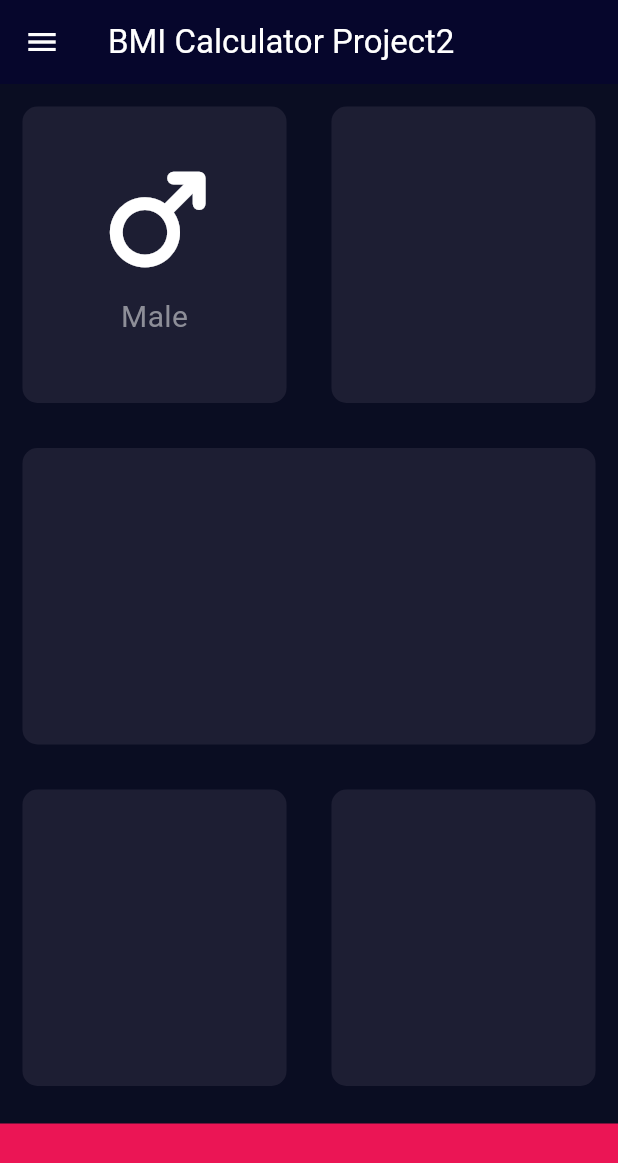
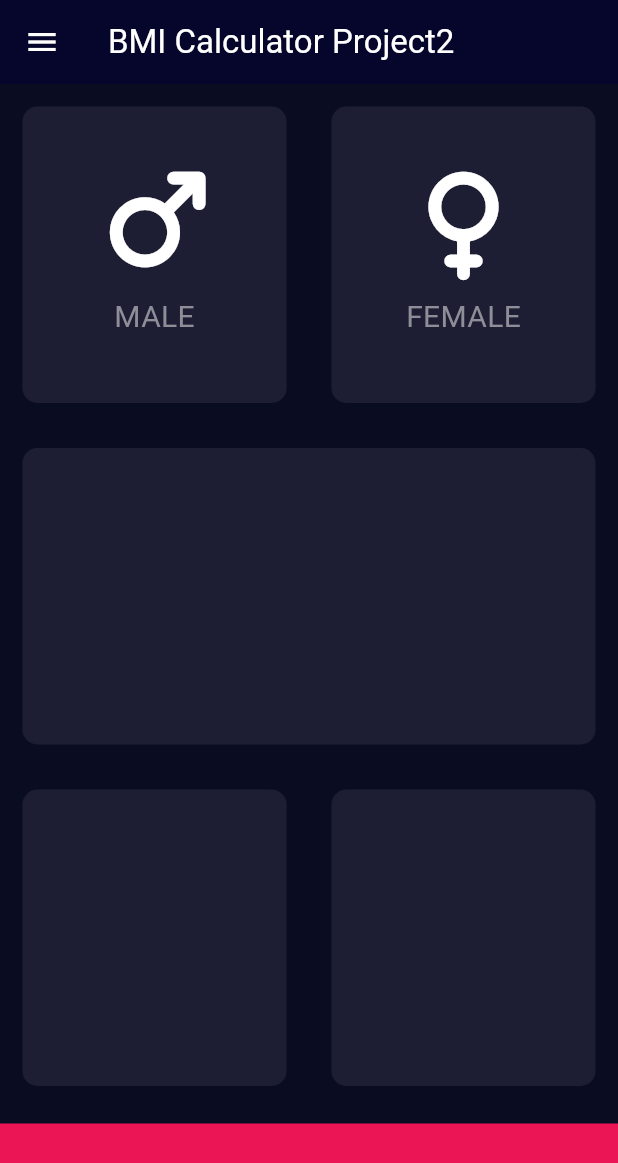
Before and after one commit to ElyasAhmadi786/simple-project-collection, a Flutter app: the InputPage screen opened directly, on a phone screen of 412 x 824 dp. Shown: the top 1163 px of the screen. Run offline on Flutter 3.47's test engine with Material 3 defaults, Android fonts, the phone set to English and light mode, and no system bars; our stand-ins replace font_awesome_flutter.

Commit message:
Update project2.dart

```diff
--- a/flutter_application_1/lib/pages/project2.dart
+++ b/flutter_application_1/lib/pages/project2.dart
@@ -49,23 +49,20 @@ class _InputPageState extends State<InputPage> {
               children: [
                 Expanded(
                   child: ReusableCard(
-                    child: Column(
-                      mainAxisAlignment: MainAxisAlignment.center,
-                      children: [
-                        Icon(FontAwesomeIcons.mars, size: 68),
-                        SizedBox(height: 15),
-                        Text(
-                          'Male',
-                          style: TextStyle(
-                            fontSize: 20,
-                            color: Color(0xFF8D8E98),
-                          ),
-                        ),
-                      ],
+                    child: IconContent(
+                      icon: FontAwesomeIcons.mars,
+                      label: 'MALE',
                     ),
                   ),
                 ),
-                Expanded(child: ReusableCard()),
+                Expanded(
+                  child: ReusableCard(
+                    child: IconContent(
+                      icon: FontAwesomeIcons.venus,
+                      label: 'FEMALE',
+                    ),
+                  ),
+                ),
               ],
             ),
           ),
@@ -90,6 +87,25 @@ class _InputPageState extends State<InputPage> {
   }
 }
 
+class IconContent extends StatelessWidget {
+  final IconData? icon;
+  final String? label;
+
+  IconContent({this.icon, this.label});
+
+  @override
+  Widget build(BuildContext context) {
+    return Column(
+      mainAxisAlignment: MainAxisAlignment.center,
+      children: [
+        Icon(icon, size: 68),
+        SizedBox(height: 15),
+        Text(label!, style: TextStyle(fontSize: 20, color: Color(0xFF8D8E98))),
+      ],
+    );
+  }
+}
+
 class ReusableCard extends StatelessWidget {
   final Color? color;
   final Widget? child;
```
